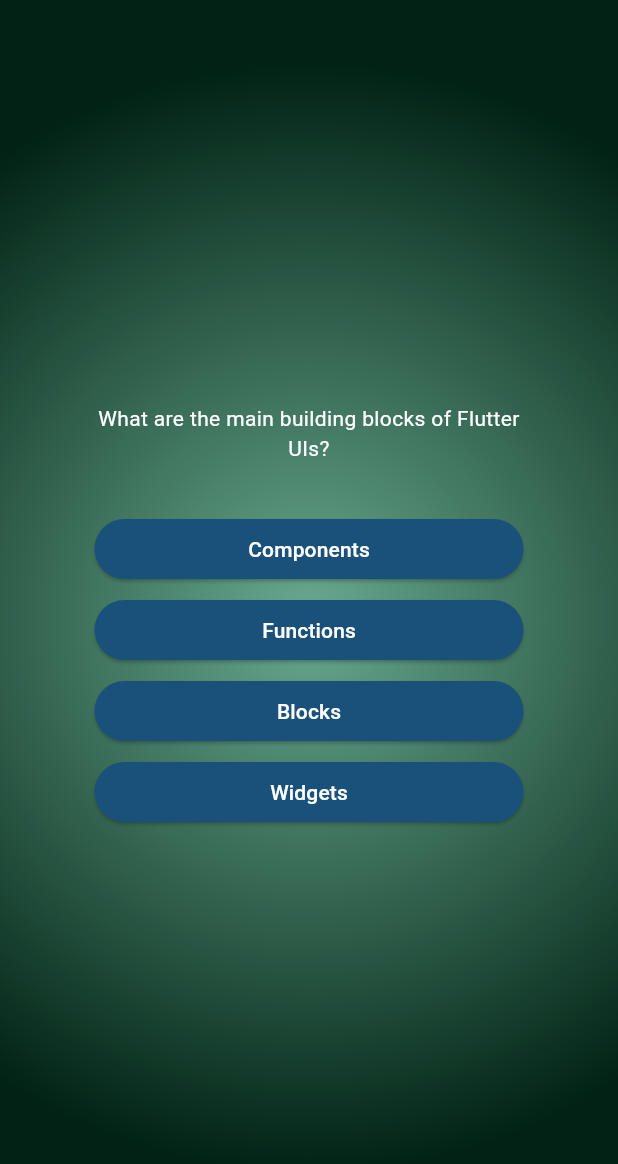
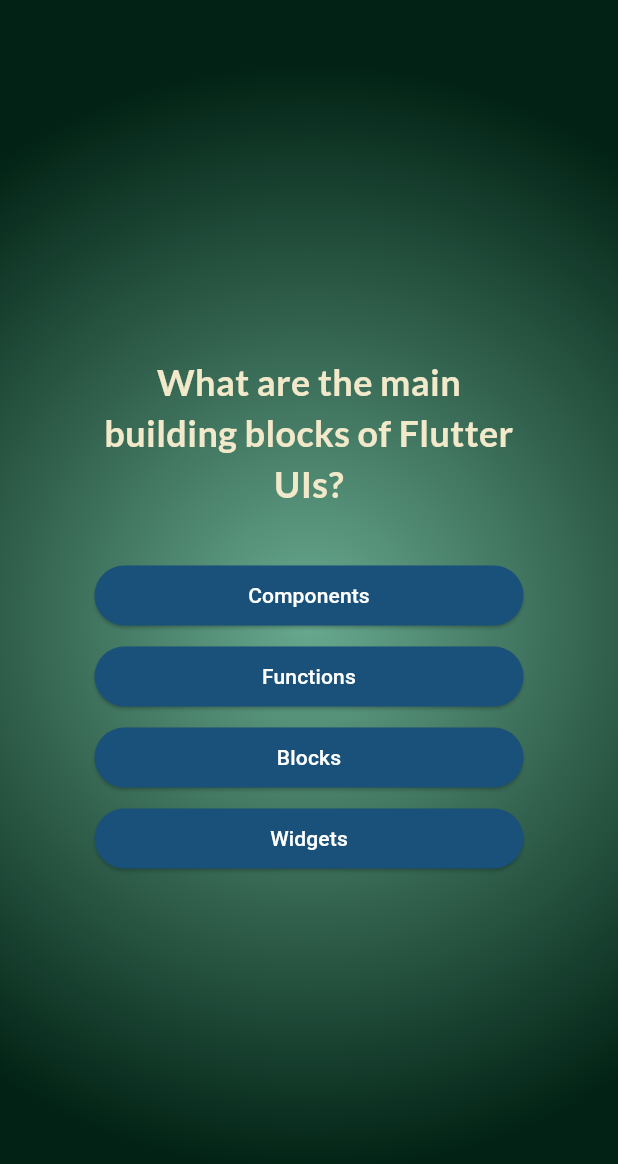
Before and after one commit to Bardatsky/quizz_app2, a Flutter app: the screen it shows after launch, after a tap on "Start quiz!", on a phone screen of 412 x 824 dp. Shown: the top 1164 px of the screen. Run offline on Flutter 3.47's test engine with Material 3 defaults, Android fonts, the phone set to English and light mode, and no system bars; our stand-ins replace google_fonts.

Commit message:
added google font lato and changed syle a bit

```diff
--- a/lib/answer_button.dart
+++ b/lib/answer_button.dart
@@ -23,7 +23,7 @@
           shape: RoundedRectangleBorder(
             borderRadius: BorderRadius.circular(40),
           )),
-        child: Text(answerText),
+        child: Text(answerText, textAlign: TextAlign.center,),
       ),
     );
   }
--- a/lib/questions_screen.dart
+++ b/lib/questions_screen.dart
@@ -1,7 +1,7 @@
 import 'package:flutter/material.dart';
 import 'package:quizz_app2/answer_button.dart';
 import 'package:quizz_app2/data/questions.dart';
-
+import 'package:google_fonts/google_fonts.dart';
 
 class QuestionsScreen extends StatefulWidget {
   const QuestionsScreen({super.key});
@@ -16,12 +16,11 @@
     setState(() {
       currentQuestionIndex++;
     });
-    }
+  }
+
   @override
   Widget build(BuildContext context) {
-
     var currentQuestion = questions[currentQuestionIndex];
-
 
     return SizedBox(
       width: double.infinity,
@@ -30,18 +29,22 @@
         child: Column(
           mainAxisAlignment: MainAxisAlignment.center,
           crossAxisAlignment: CrossAxisAlignment.stretch,
-
           children: [
             Text(
-              textAlign: TextAlign.center,
-              currentQuestion.text,
-              style: const TextStyle(color: Colors.white),
-            ),
+                textAlign: TextAlign.center,
+                currentQuestion.text,
+                style: GoogleFonts.lato(
+                  color: const Color.fromARGB(255, 242, 233, 202),
+                  fontSize: 24,
+                  fontWeight: FontWeight.bold,
+                )
+                //const TextStyle(color: Colors.white),
+                ),
             const SizedBox(
               height: 30,
             ),
             //generate the list of buttons with number of "answer" items.
-            ...currentQuestion.getShuffledAnswers().map((answer){
+            ...currentQuestion.getShuffledAnswers().map((answer) {
               return AnswerButton(answerText: answer, onTap: answerQuestion);
             }),
           ],
--- a/lib/start_screen.dart
+++ b/lib/start_screen.dart
@@ -1,5 +1,5 @@
 import 'package:flutter/material.dart';
-
+import 'package:google_fonts/google_fonts.dart';
 class StartScreen extends StatelessWidget {
   const StartScreen(this.startQuiz,{super.key});
 
@@ -20,12 +20,13 @@
         const SizedBox(
           height: 30,
         ),
-        const Text(
+        Text(
           "Learn Flutter the fun way!",
-          style: TextStyle(
-            color: Color.fromARGB(255, 242, 233, 202),
-            fontSize: 22,
-          ),
+          style: GoogleFonts.lato(
+                  color: const Color.fromARGB(255, 242, 233, 202),
+                  fontSize: 24,
+                  fontWeight: FontWeight.bold,
+                ),
         ),
         const SizedBox(
           height: 30,
--- a/pubspec.yaml
+++ b/pubspec.yaml
@@ -35,6 +35,7 @@
   # The following adds the Cupertino Icons font to your application.
   # Use with the CupertinoIcons class for iOS style icons.
   cupertino_icons: ^1.0.2
+  google_fonts: ^6.1.0
 
 dev_dependencies:
   flutter_test:
```
Also changed, not shown: pubspec.lock, 7 other files.
